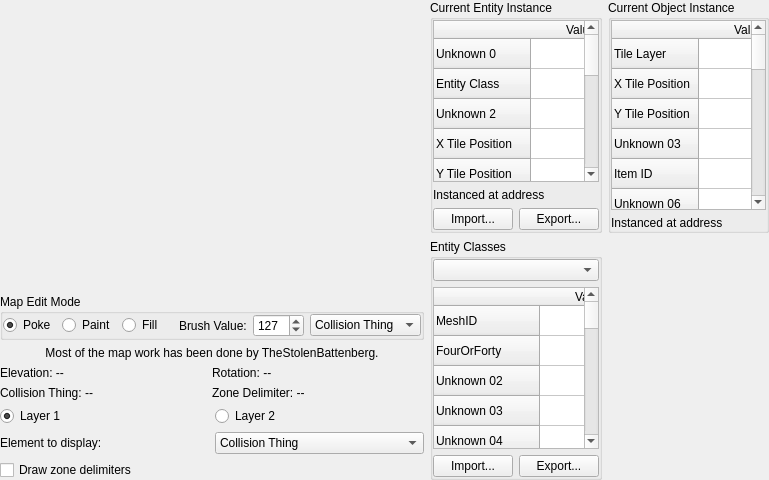
Old version of the form Tools/KFModTool/mapeditwidget.ui in the repository IvanDSM/KingsFieldRE.
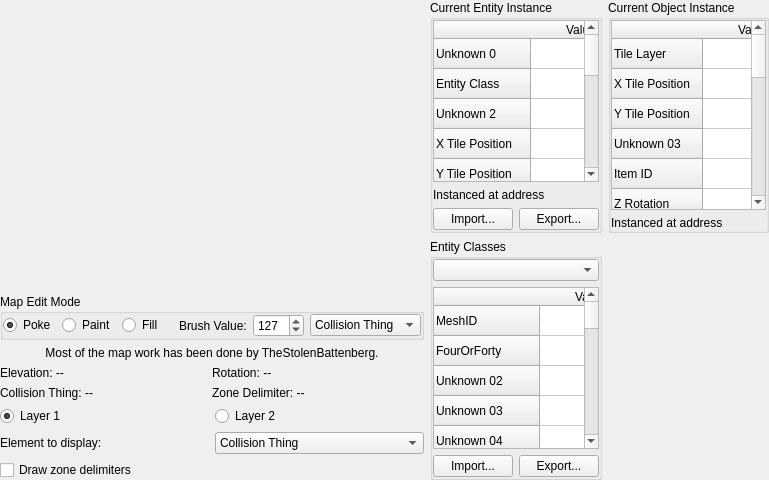
New version of the form. Icons and pictures are not drawn. Custom widgets are drawn as their Qt base class.

Patch:
```diff
--- a/Tools/KFModTool/mapeditwidget.ui
+++ b/Tools/KFModTool/mapeditwidget.ui
@@ -416,42 +416,22 @@
            </row>
            <row>
             <property name="text">
-             <string>Unknown 06</string>
+             <string>Z Rotation</string>
             </property>
            </row>
            <row>
             <property name="text">
-             <string>Unknown 07</string>
+             <string>Fine X Position</string>
             </property>
            </row>
            <row>
             <property name="text">
-             <string>Unknown 08</string>
+             <string>Fine Y Position</string>
             </property>
            </row>
            <row>
             <property name="text">
-             <string>Unknown 09</string>
-            </property>
-           </row>
-           <row>
-            <property name="text">
-             <string>Unknown 0A</string>
-            </property>
-           </row>
-           <row>
-            <property name="text">
-             <string>Unknown 0B</string>
-            </property>
-           </row>
-           <row>
-            <property name="text">
-             <string>Unknown 0C</string>
-            </property>
-           </row>
-           <row>
-            <property name="text">
-             <string>Unknown 0D</string>
+             <string>Fine Z Position</string>
             </property>
            </row>
            <row>
```
